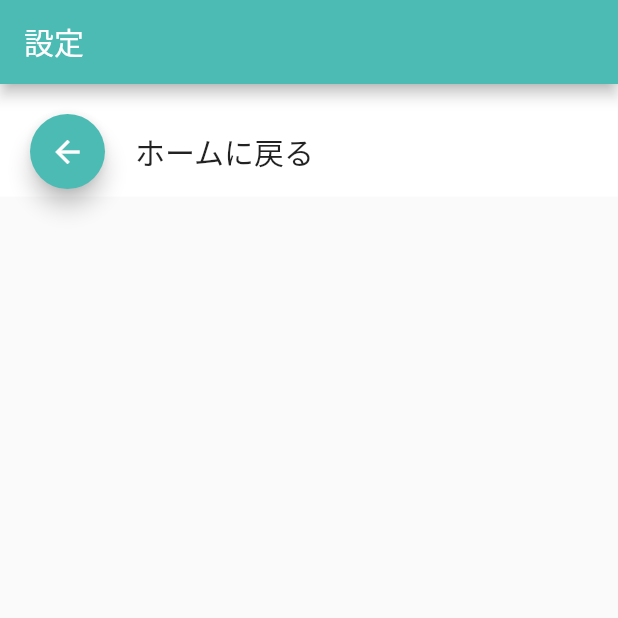
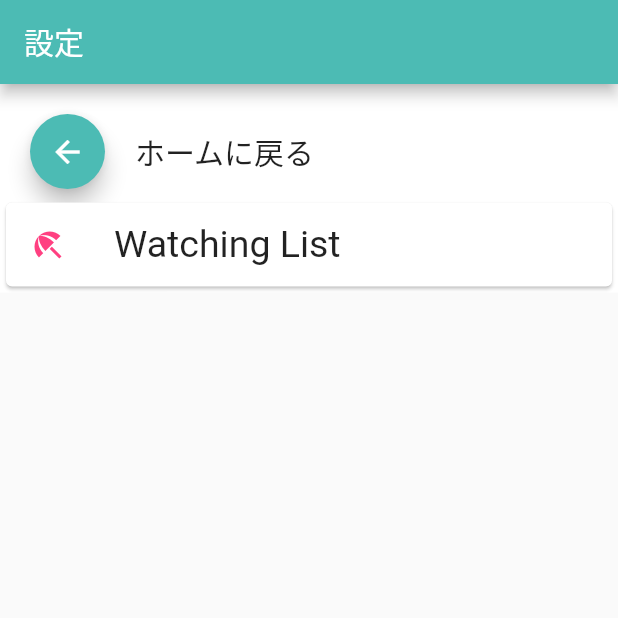
Before and after one commit to hqmutaro/Umimamoru, a Flutter app: the Config screen opened directly, on a phone screen of 412 x 824 dp, the top half of it. Run offline on Flutter 3.47's test engine with Material 2 defaults, Android fonts, the phone set to English and light mode, and no system bars; our stand-ins replace flutter_local_notifications, flutter_slidable, sqflite; accounts and stored records are empty.

Commit message:
feat: 設定画面

```diff
--- a/lib/presentation/config/main.dart
+++ b/lib/presentation/config/main.dart
@@ -1,4 +1,5 @@
 import 'package:flutter/material.dart';
+import 'package:umimamoru/presentation/config/watching_view.dart';
 import 'package:umimamoru/presentation/umimamoru_theme.dart';
 import 'package:umimamoru/presentation/ui/button/previous_button.dart';
 
@@ -26,8 +27,19 @@ class _Config extends State<Config> {
               child: Column(
                   crossAxisAlignment: CrossAxisAlignment.start,
                   children: <Widget>[
-              PreviousButton(message: "ホームに戻る")
-              // TODO: スワイプでWatchりすとのあいてむそうさできるようにして
+                    PreviousButton(message: "ホームに戻る"),
+                    Card(
+                      child: ListTile(
+                          leading: Icon(Icons.beach_access, color: Colors.pinkAccent),
+                          title: Text(
+                              "Watching List",
+                              style: TextStyle(
+                                  fontSize: 25.0
+                              )
+                          ),
+                          onTap: onWatching()
+                      )
+                    )
                   ]
               )
           )
@@ -35,4 +47,9 @@ class _Config extends State<Config> {
     );
   }
 
+  Function onWatching() {
+    return () {
+      Navigator.push(context, MaterialPageRoute(builder: (context) => WatchingView()));
+    };
   }
+}
```
Lines whose indentation alone changed are shown as unchanged.
